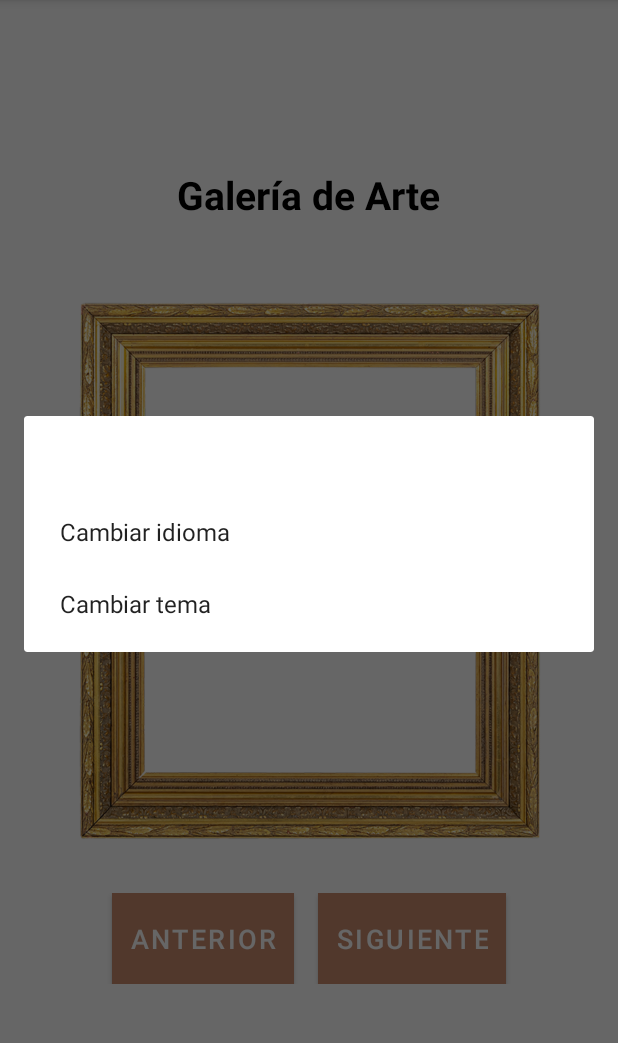
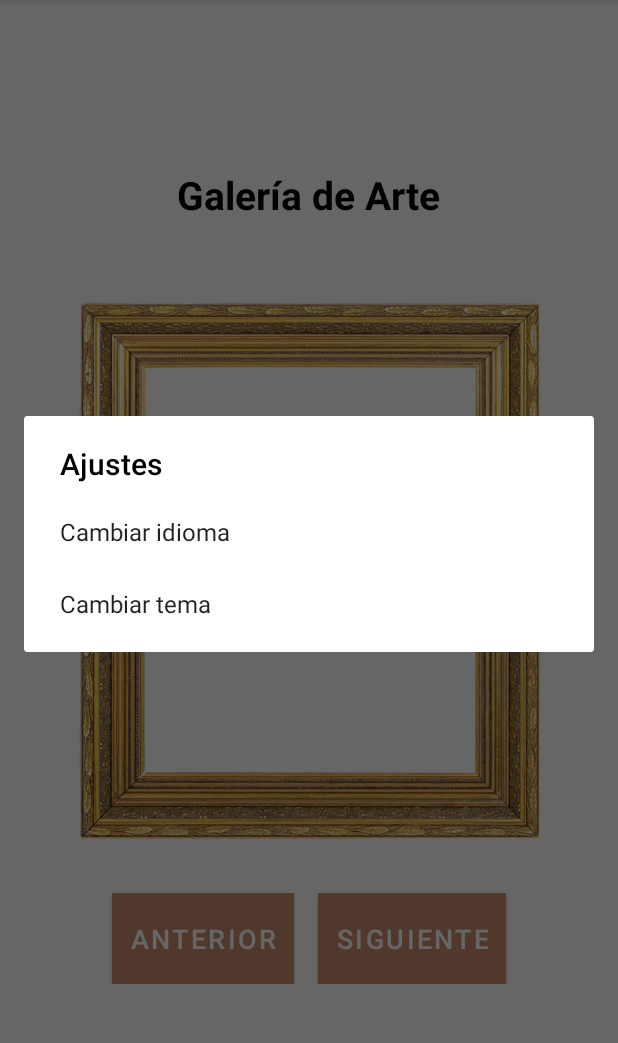
Before and after one commit to robledo21/DAS-Extraordinaria, an Android app: the ViewPhotosActivity screen opened directly, with no data from a screen before it, after a tap on "Ajustes", on a phone screen of 412 x 824 dp, the part 84-1127 px from its top. Run offline under Robolectric (Android 15) with nearby library versions, the phone set to English and light mode, and no system bars; our stand-ins replace Firebase (no records; nobody signed in at launch, a user with empty details on screens opened directly); pictures from the network do not load.

Commit message:
Temas mejorados

```diff
--- a/app/src/main/AndroidManifest.xml
+++ b/app/src/main/AndroidManifest.xml
@@ -52,4 +52,3 @@
     </application>
 
 </manifest>
-    <!-- android:name=".MainActivity" -->
--- a/app/src/main/java/com/example/extraordinariadas/PhotoWidgetProvider.kt
+++ b/app/src/main/java/com/example/extraordinariadas/PhotoWidgetProvider.kt
@@ -34,7 +34,7 @@ class PhotoWidgetProvider : AppWidgetProvider() {
     private fun fetchPhotos(context: Context, appWidgetManager: AppWidgetManager, appWidgetIds: IntArray) {
         GlobalScope.launch(Dispatchers.IO) {
             try {
-                val url = URL("http://34.38.73.38/get_images2.php") // Cambia esto a tu URL de PHP
+                val url = URL("http://34.22.222.75/get_images2.php") // Cambia esto a tu URL de PHP
                 val connection = url.openConnection() as HttpURLConnection
                 connection.requestMethod = "GET"
 
--- a/app/src/main/java/com/example/extraordinariadas/ViewPhotosActivity.kt
+++ b/app/src/main/java/com/example/extraordinariadas/ViewPhotosActivity.kt
@@ -94,7 +94,7 @@ class ViewPhotosActivity : AppCompatActivity() {
 
     private fun showSettingsDialog() {
         val options = arrayOf("Cambiar idioma", "Cambiar tema")
-        val builder = AlertDialog.Builder(this)
+        val builder = AlertDialog.Builder(this, R.style.Theme_Extraordinariadas_Dialog)
         builder.setTitle("Ajustes")
         builder.setItems(options) { dialog, which ->
             when (which) {
@@ -107,7 +107,7 @@ class ViewPhotosActivity : AppCompatActivity() {
 
     private fun showLanguageDialog() {
         val languages = arrayOf("Español", "Inglés")
-        val builder = AlertDialog.Builder(this)
+        val builder = AlertDialog.Builder(this, R.style.Theme_Extraordinariadas_Dialog)
         builder.setTitle("Seleccionar idioma")
         builder.setItems(languages) { dialog, which ->
             // Lógica para cambiar idioma
@@ -117,7 +117,7 @@ class ViewPhotosActivity : AppCompatActivity() {
 
     private fun showThemeDialog() {
         val themes = arrayOf("Claro", "Oscuro")
-        val builder = AlertDialog.Builder(this)
+        val builder = AlertDialog.Builder(this, R.style.Theme_Extraordinariadas_Dialog)
         builder.setTitle("Seleccionar tema")
         builder.setItems(themes) { dialog, which ->
             when (which) {
@@ -130,7 +130,7 @@ class ViewPhotosActivity : AppCompatActivity() {
     private fun fetchPhotos() {
         GlobalScope.launch(Dispatchers.IO) {
             try {
-                val url = URL("http://34.38.73.38/get_images2.php") // Cambia esto a tu URL de PHP
+                val url = URL("http://34.22.222.75/get_images2.php") // Cambia esto a tu URL de PHP
                 val connection = url.openConnection() as HttpURLConnection
                 connection.requestMethod = "GET"
 
--- a/app/src/main/res/layout/activity_main.xml
+++ b/app/src/main/res/layout/activity_main.xml
@@ -14,7 +14,7 @@
         android:text="Bienvenido al Museo de Arte"
         android:textSize="24sp"
         android:textStyle="bold"
-        android:textColor="?android:textColorPrimary"
+        android:textColor="?android:textColorSecondary"
         android:layout_gravity="center_horizontal"
         android:layout_marginBottom="32dp" />
 
--- a/app/src/main/res/layout/activity_view_photos.xml
+++ b/app/src/main/res/layout/activity_view_photos.xml
@@ -23,14 +23,6 @@
         android:layout_marginTop="16dp">
 
         <ImageView
-            android:id="@+id/imageView"
-            android:layout_marginLeft="90dp"
-            android:layout_marginTop="65dp"
-            android:layout_width="220dp"
-            android:layout_height="270dp"
-            android:scaleType="fitCenter" />
-
-        <ImageView
             android:id="@+id/imageView2"
             android:layout_marginLeft="90dp"
             android:layout_marginTop="65dp"
@@ -38,6 +30,14 @@
             android:layout_height="270dp"
             android:scaleType="fitCenter"
             android:background="@android:color/white"/>
+
+        <ImageView
+            android:id="@+id/imageView"
+            android:layout_marginLeft="90dp"
+            android:layout_marginTop="65dp"
+            android:layout_width="220dp"
+            android:layout_height="270dp"
+            android:scaleType="fitCenter" />
 
         <ImageView
             android:id="@+id/frameView"
--- a/app/src/main/res/values-night/themes.xml
+++ b/app/src/main/res/values-night/themes.xml
@@ -18,6 +18,16 @@
         <!-- Customize your theme here. -->
         <item name="backgroundColor">@color/colorFondoDark</item>
         <item name="android:textColorPrimary">@color/white</item>
-        <item name="android:textColorSecondary">@color/light_gray</item>
+        <item name="android:textColorSecondary">@color/white</item>
+    </style>
+    <style name="Theme.Extraordinariadas.Dialog" parent="Theme.MaterialComponents.DayNight.Dialog.Alert">
+        <item name="colorPrimary">@color/colorPrimary</item>
+        <item name="colorPrimaryVariant">@color/colorPrimaryDark</item>
+        <item name="colorOnPrimary">@color/white</item>
+        <item name="colorSecondary">@color/colorAccent</item>
+        <item name="colorOnSecondary">@color/white</item>
+        <item name="backgroundColor">@color/colorSuaveDark</item>
+        <item name="android:textColorPrimary">@color/white</item>
+        <item name="android:textColorSecondary">#FFFFFF</item>
     </style>
 </resources>
--- a/app/src/main/res/values/themes.xml
+++ b/app/src/main/res/values/themes.xml
@@ -20,4 +20,14 @@
         <item name="android:textColorPrimary">@color/white</item>
         <item name="android:textColorSecondary">#000000</item>
     </style>
+    <style name="Theme.Extraordinariadas.Dialog" parent="Theme.MaterialComponents.DayNight.Dialog.Alert">
+        <item name="colorPrimary">@color/colorPrimary</item>
+        <item name="colorPrimaryVariant">@color/colorPrimaryDark</item>
+        <item name="colorOnPrimary">@color/white</item>
+        <item name="colorSecondary">@color/colorAccent</item>
+        <item name="colorOnSecondary">@color/white</item>
+        <item name="backgroundColor">@color/colorSuave</item>
+        <item name="android:textColorPrimary">@color/black</item>
+        <item name="android:textColorSecondary">#000000</item>
+    </style>
 </resources>
```
Also changed, not shown: app/src/main/java/com/example/extraordinariadas/MainActivity.kt (+4 -4 lines).
